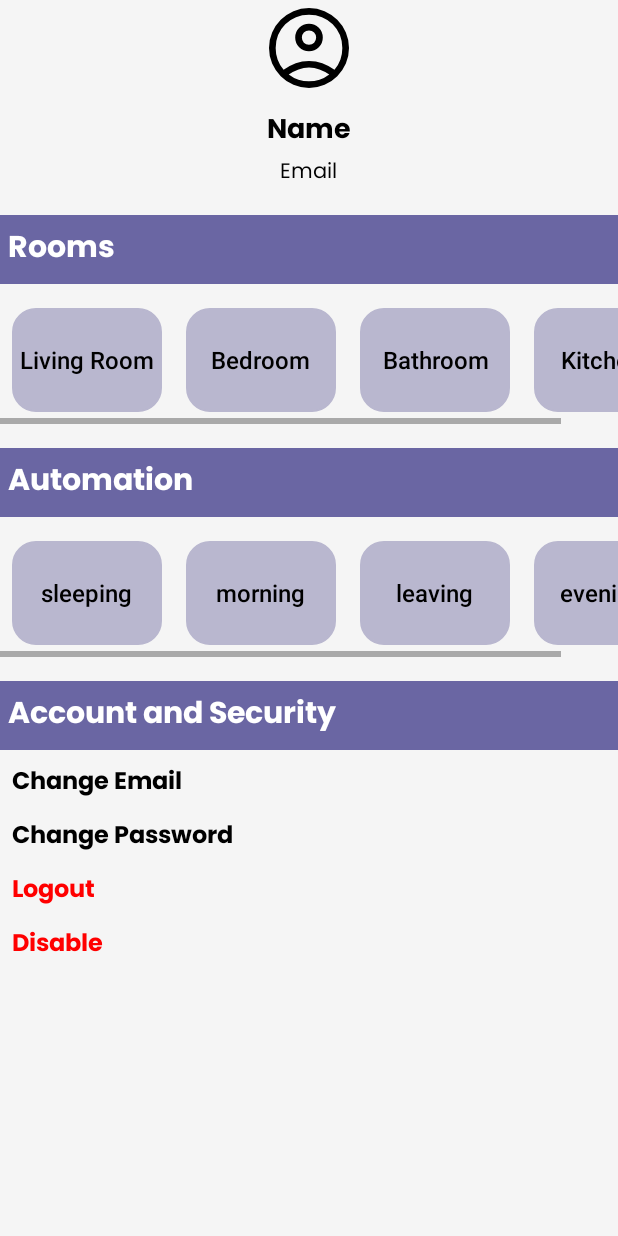
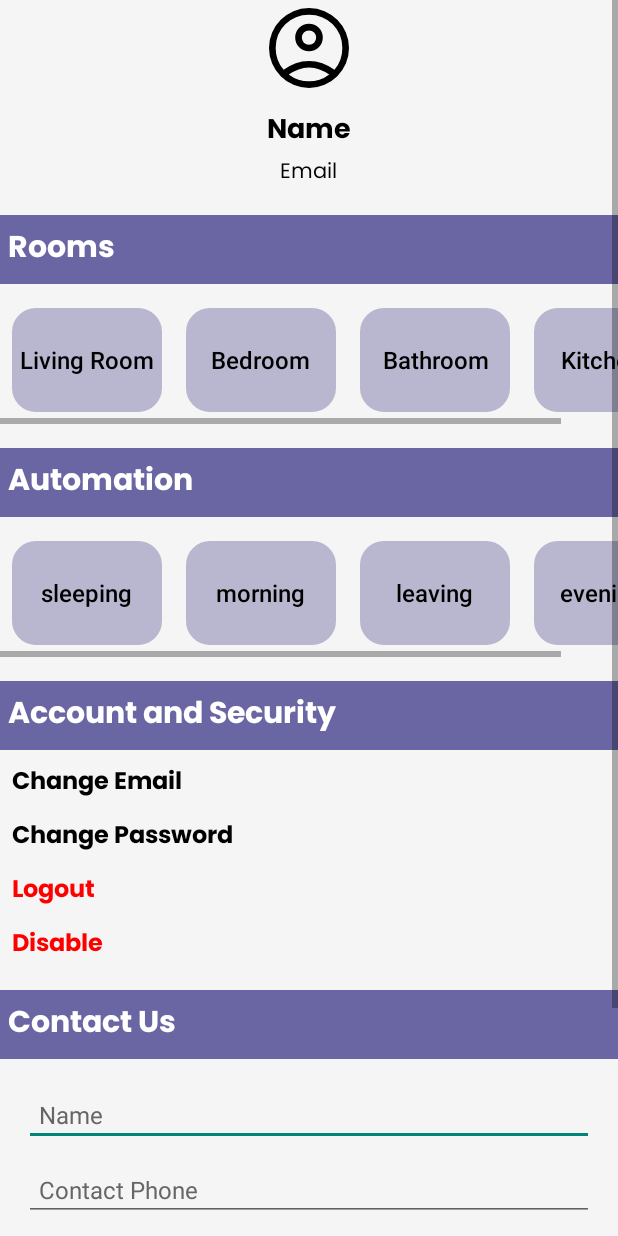
Before and after one commit to Merhii/Smart-Home-Dashboard, an Android app built with Jetpack Compose: the ProfileActivity screen opened directly, with no data from a screen before it, on a phone screen of 412 x 824 dp. Run offline under Robolectric (Android 15) with nearby library versions, the phone set to English and light mode, and no system bars; Roboto replaces fonts that are not available here.

Commit message:
profile updated

```diff
--- a/app/src/main/res/layout/profile.xml
+++ b/app/src/main/res/layout/profile.xml
@@ -281,5 +281,73 @@
                 android:fontFamily="@font/poppins_bold"
                 android:layout_marginBottom="16dp" />
         </LinearLayout>
+        <TextView
+            android:layout_width="match_parent"
+            android:layout_height="wrap_content"
+            android:text="Contact Us"
+            android:textSize="20sp"
+            android:textColor="#FFFFFF"
+            android:fontFamily="@font/poppins_bold"
+            android:background="#6A66A3"
+            android:padding="5dp" />
+
+        <LinearLayout
+            android:layout_width="match_parent"
+            android:layout_height="wrap_content"
+            android:orientation="vertical"
+            android:padding="16dp">
+
+            <!-- Name -->
+            <EditText
+                android:id="@+id/contact_name"
+                android:layout_width="match_parent"
+                android:layout_height="wrap_content"
+                android:hint="Name"
+                android:padding="10dp"
+                android:textSize="16sp"
+                android:textColor="#000000"
+                android:textColorHint="#666666" />
+
+            <!-- Phone -->
+            <EditText
+                android:id="@+id/contact_phone"
+                android:layout_width="match_parent"
+                android:layout_height="wrap_content"
+                android:hint="Contact Phone"
+                android:padding="10dp"
+                android:inputType="phone"
+                android:textSize="16sp"
+                android:textColor="#000000"
+                android:textColorHint="#666666"
+                android:layout_marginTop="8dp"/>
+
+            <!-- Message -->
+            <EditText
+                android:id="@+id/contact_message"
+                android:layout_width="match_parent"
+                android:layout_height="120dp"
+                android:hint="Write your message..."
+                android:padding="10dp"
+
+                android:textSize="16sp"
+                android:textColor="#000000"
+                android:textColorHint="#666666"
+                android:gravity="top"
+                android:inputType="textMultiLine"
+                android:layout_marginTop="8dp"/>
+
+            <!-- Submit Button -->
+            <Button
+                android:id="@+id/contact_send"
+                android:layout_width="120dp"
+                android:layout_height="40dp"
+                android:text="Send"
+                android:textSize="16sp"
+                android:textColor="#FFFFFF"
+                android:backgroundTint="#6A66A3"
+                android:layout_gravity="center"
+                android:layout_marginTop="12dp"/>
+        </LinearLayout>
+
     </LinearLayout>
 </ScrollView>
```
